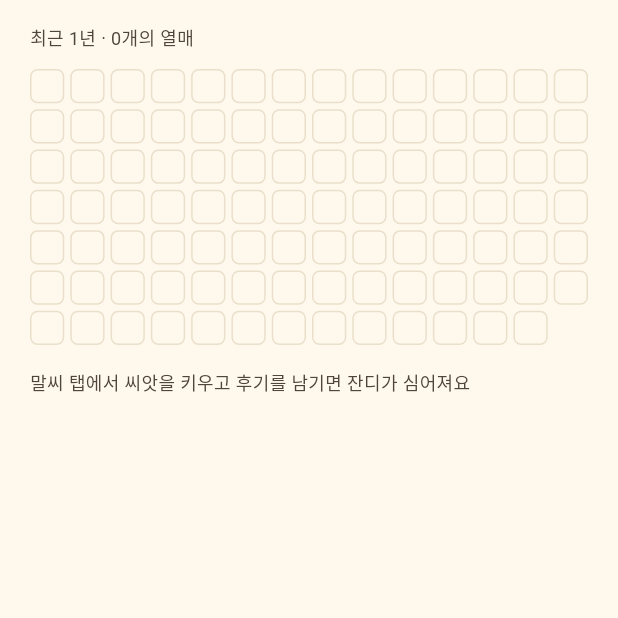
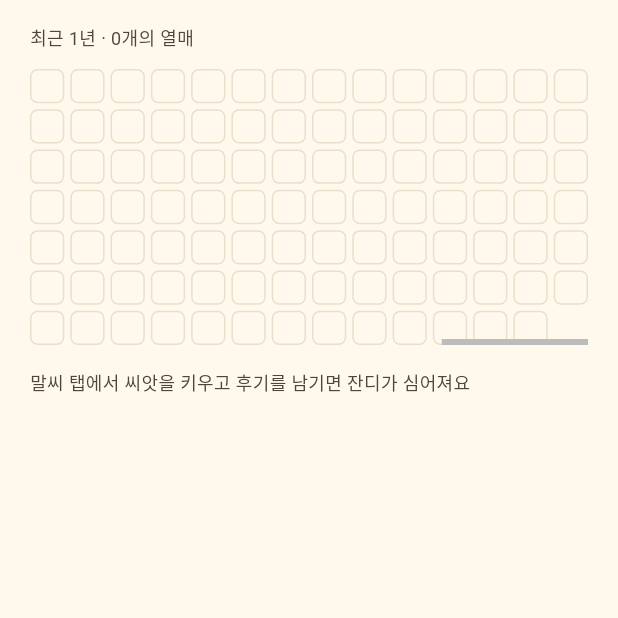
Before and after one commit to leaf-nam/malssi, a Flutter app: the screen it shows after launch, item 2 of the bottom bar chosen, on a phone screen of 412 x 824 dp, the top half of it. Run offline on Flutter 3.47's test engine with Material 3 defaults, Android fonts, the phone set to English and light mode, and no system bars; our stand-ins replace flutter_local_notifications, go_router, timezone; Roboto replaces fonts that are missing (Galmuri11).

Commit message:
잔디 가로 스크롤바 항상 표시 (#86)

```diff
--- a/lib/features/archive/presentation/archive_screen.dart
+++ b/lib/features/archive/presentation/archive_screen.dart
@@ -114,7 +114,9 @@ class _ArchiveScreenState extends State<ArchiveScreen> {
 }
 
 /// GitHub 잔디 스타일 그리드. 열 = 주(최근 53주), 행 = 월~일.
-class _GrassGrid extends StatelessWidget {
+/// 좁으면 가로 스크롤(항상 보이는 스크롤바, #86),
+/// 넓으면 53주 전체 맞춤으로 스크롤 없이 보여준다 (#72).
+class _GrassGrid extends StatefulWidget {
   const _GrassGrid({
     required this.today,
     required this.fruitsByDateKey,
@@ -124,6 +126,19 @@ class _GrassGrid extends StatelessWidget {
   final DateTime today;
   final Map<String, Fruit> fruitsByDateKey;
   final ValueChanged<Fruit> onTapFruit;
+
+  @override
+  State<_GrassGrid> createState() => _GrassGridState();
+}
+
+class _GrassGridState extends State<_GrassGrid> {
+  final _scrollController = ScrollController();
+
+  @override
+  void dispose() {
+    _scrollController.dispose();
+    super.dispose();
+  }
 
   @override
   Widget build(BuildContext context) {
@@ -142,10 +157,14 @@ class _GrassGrid extends StatelessWidget {
             ],
           );
         }
-        // 좁음: 가로 스크롤 (최신 주가 우측).
+        // 좁음: 가로 스크롤 (최신 주가 우측, 항상 보이는 스크롤바).
         // 칸을 뷰포트에 맞춰 정지 시 가장자리에 반칸이 없게 한다 (#83).
         final scrollCell = ThemeAssets.grassScrollCell(maxWidth);
-        return SingleChildScrollView(
+        return Scrollbar(
+          controller: _scrollController,
+          thumbVisibility: true,
+          child: SingleChildScrollView(
+            controller: _scrollController,
             scrollDirection: Axis.horizontal,
             reverse: true,
             child: Row(
@@ -154,6 +173,7 @@ class _GrassGrid extends StatelessWidget {
                 for (var week = 0; week < ThemeAssets.grassWeeks; week++)
                   _weekColumn(context, week, scrollCell),
               ],
+            ),
           ),
         );
       },
@@ -164,7 +184,7 @@ class _GrassGrid extends StatelessWidget {
   Widget _weekColumn(BuildContext context, int week, double cell) {
     // 오늘이 포함된 주 월요일 기준, 52주 전 월요일부터 53개 주.
     final thisMonday =
-        today.subtract(Duration(days: today.weekday - 1));
+        widget.today.subtract(Duration(days: widget.today.weekday - 1));
     final startMonday = thisMonday.subtract(const Duration(days: 7 * 52));
     final divider = Theme.of(context).dividerColor;
 
@@ -194,10 +214,10 @@ class _GrassGrid extends StatelessWidget {
 
   Widget _cell(
       BuildContext context, DateTime date, Color divider, double cell) {
-    if (date.isAfter(today)) {
+    if (date.isAfter(widget.today)) {
       return SizedBox(width: cell, height: cell);
     }
-    final fruit = fruitsByDateKey[ArchiveScreen.dateKeyOf(date)];
+    final fruit = widget.fruitsByDateKey[ArchiveScreen.dateKeyOf(date)];
     if (fruit == null) {
       return Container(
         width: cell,
@@ -210,7 +230,7 @@ class _GrassGrid extends StatelessWidget {
     }
     return GestureDetector(
       key: ValueKey('grass-${fruit.harvestDateKey}'),
-      onTap: () => onTapFruit(fruit),
+      onTap: () => widget.onTapFruit(fruit),
       child: Container(
         width: cell,
         height: cell,
```
Also changed, not shown: 3 other files. Lines whose indentation alone changed are shown as unchanged.
